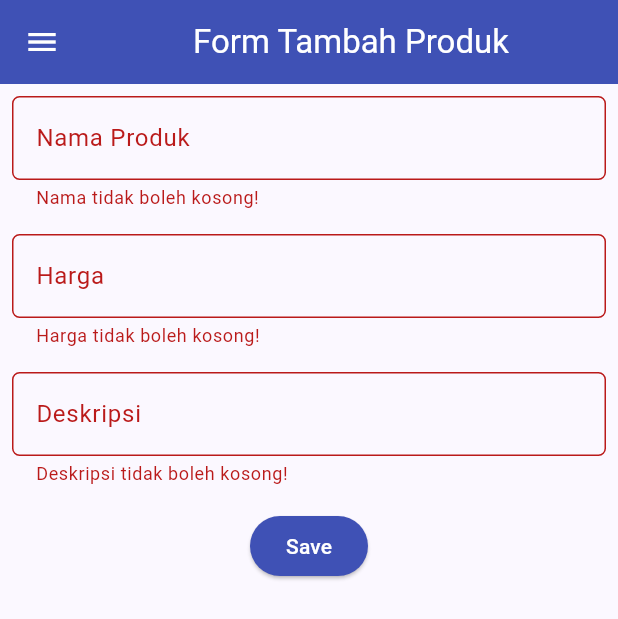
After one commit to Rasheev/shopping-list-mobile, a Flutter app: the ShopFormPage screen opened directly, after a tap on "Save", on a phone screen of 412 x 824 dp. The commit adds this screen. Shown: the top 619 px of the screen. Run offline on Flutter 3.47's test engine with Material 2 defaults, Android fonts, the phone set to English and light mode, and no system bars.

Commit message:
Selesai mengerjakan Tutorial 7

```diff
--- a/lib/main.dart
+++ b/lib/main.dart
@@ -1,5 +1,5 @@
 import 'package:flutter/material.dart';
-import 'package:shopping_list/menu.dart';
+import 'package:shopping_list/screens/menu.dart';
 
 void main() {
   runApp(const MyApp());
--- a/lib/menu.dart
+++ b/lib/screens/menu.dart
@@ -1,4 +1,7 @@
 import 'package:flutter/material.dart';
+import 'package:shopping_list/screens/shoplist_form.dart';
+import 'package:shopping_list/widgets/left_drawer.dart';
+import 'package:shopping_list/widgets/shop_card.dart';
 
 class MyHomePage extends StatelessWidget {
   MyHomePage({Key? key}) : super(key: key);
@@ -24,7 +27,10 @@ class MyHomePage extends StatelessWidget {
         title: const Text(
           'Shopping List',
         ),
+        backgroundColor: Colors.indigo,
+        foregroundColor: Colors.white,
       ),
+      drawer: const LeftDrawer(),
       body: SingleChildScrollView(
         // Widget wrapper yang dapat discroll
         child: Padding(
@@ -66,13 +72,6 @@ class MyHomePage extends StatelessWidget {
   }
 }
 
-class ShopItem {
-  final String name;
-  final IconData icon;
-
-  ShopItem(this.name, this.icon);
-}
-
 class ShopCard extends StatelessWidget {
   final ShopItem item;
 
@@ -90,6 +89,16 @@ class ShopCard extends StatelessWidget {
             ..hideCurrentSnackBar()
             ..showSnackBar(SnackBar(
                 content: Text("Kamu telah menekan tombol ${item.name}!")));
+
+
+          // Navigate ke route yang sesuai (tergantung jenis tombol)
+          if (item.name == "Tambah Produk") {
+            Navigator.push(
+              context,
+              MaterialPageRoute(builder: (context) => const ShopFormPage())
+            );
+          }
+
         },
         child: Container(
           // Container untuk menyimpan Icon dan Text
--- /dev/null
+++ b/lib/screens/shoplist_form.dart
@@ -0,0 +1,162 @@
+import 'package:flutter/material.dart';
+import 'package:shopping_list/widgets/left_drawer.dart';
+
+class ShopFormPage extends StatefulWidget {
+    const ShopFormPage({super.key});
+
+    @override
+    State<ShopFormPage> createState() => _ShopFormPageState();
+}
+
+class _ShopFormPageState extends State<ShopFormPage> {
+  final _formKey = GlobalKey<FormState>();
+  String _name = "";
+  int _price = 0;
+  String _description = "";
+
+  @override
+  Widget build(BuildContext context) {
+    return Scaffold(
+        appBar: AppBar(
+        title: const Center(
+          child: Text(
+            'Form Tambah Produk',
+          ),
+        ),
+        backgroundColor: Colors.indigo,
+        foregroundColor: Colors.white,
+      ),
+      drawer: const LeftDrawer(),
+      body: Form(
+        key: _formKey,
+        child: SingleChildScrollView(
+          child: Column(
+            crossAxisAlignment: CrossAxisAlignment.start,
+            children: [
+              Padding(
+                padding: const EdgeInsets.all(8.0),
+                child: TextFormField(
+                  decoration: InputDecoration(
+                    hintText: "Nama Produk",
+                    labelText: "Nama Produk",
+                    border: OutlineInputBorder(
+                      borderRadius: BorderRadius.circular(5.0),
+                    ),
+                  ),
+                  onChanged: (String? value) {
+                    setState(() {
+                      _name = value!;
+                    });
+                  },
+                  validator: (String? value){
+                    if (value == null || value.isEmpty){
+                      return "Nama tidak boleh kosong!";
+                    }
+                    return null;
+                  },
+                ),
+              ),
+              Padding(
+                padding: const EdgeInsets.all(8.0),
+                child: TextFormField(
+                  decoration: InputDecoration(
+                    hintText: "Harga",
+                    labelText: "Harga",
+                    border: OutlineInputBorder(
+                      borderRadius: BorderRadius.circular(5.0),
+                    ),
+                  ),
+                  onChanged: (String? value) {
+                    setState(() {
+                      _price = int.parse(value!);
+                    });
+                  },
+                  validator: (String? value) {
+                    if (value == null || value.isEmpty) {
+                      return "Harga tidak boleh kosong!";
+                    }
+                    if (int.tryParse(value) == null) {
+                      return "Harga harus berupa angka!";
+                    }
+                    return null;
+                  },
+                ),
+              ),
+              Padding(
+                padding: const EdgeInsets.all(8.0),
+                child: TextFormField(
+                  decoration: InputDecoration(
+                    hintText: "Deskripsi",
+                    labelText: "Deskripsi",
+                    border: OutlineInputBorder(
+                      borderRadius: BorderRadius.circular(5.0),
+                    ),
+                  ),
+                  onChanged: (String? value) {
+                    setState(() {
+                      _description = value!;
+                    });
+                  },
+                  validator: (String? value) {
+                    if (value == null || value.isEmpty) {
+                      return "Deskripsi tidak boleh kosong!";
+                    }
+                    return null;
+                  },
+                ),
+              ),
+              Align(
+                alignment: Alignment.bottomCenter,
+                child: Padding(
+                  padding: const EdgeInsets.all(8.0),
+                  child: ElevatedButton(
+                    style: ButtonStyle(
+                      backgroundColor:
+                          MaterialStateProperty.all(Colors.indigo),
+                    ),
+                    onPressed: () {
+                      if (_formKey.currentState!.validate()) {
+                        showDialog(
+                          context: context,
+                          builder: (context) {
+                            return AlertDialog(
+                              title: const Text('Produk berhasil tersimpan'),
+                              content: SingleChildScrollView(
+                                child: Column(
+                                  crossAxisAlignment:
+                                      CrossAxisAlignment.start,
+                                  children: [
+                                    Text('Nama: $_name'),
+                                    Text('Harga: $_price'),
+                                    Text('Deskripsi: $_description'),
+                                  ],
+                                ),
+                              ),
+                              actions: [
+                                TextButton(
+                                  child: const Text('OK'),
+                                  onPressed: () {
+                                    Navigator.pop(context);
+                                  },
+                                )
+                              ],
+                            );
+                          }
+                        );
+                        _formKey.currentState!.reset();
+                      }
+                    },
+                    child: const Text(
+                      "Save",
+                      style: TextStyle(color: Colors.white),
+                    ),
+                  ),
+                ),
+              ),
+            ],
+          ),
+        ),
+      ),
+    );
+  }
+}
--- /dev/null
+++ b/lib/widgets/left_drawer.dart
@@ -0,0 +1,68 @@
+import 'package:flutter/material.dart';
+import 'package:shopping_list/screens/menu.dart';
+import 'package:shopping_list/screens/shoplist_form.dart';
+
+
+class LeftDrawer extends StatelessWidget {
+  const LeftDrawer({super.key});
+
+  @override
+  Widget build(BuildContext context) {
+    return Drawer(
+      child: ListView(
+        children: [
+          const DrawerHeader(
+            decoration: BoxDecoration(
+              color: Colors.indigo,
+            ),
+            child: Column(
+              children: [
+                Text(
+                  'Shopping List',
+                  textAlign: TextAlign.center,
+                  style: TextStyle(
+                    fontSize: 30,
+                    fontWeight: FontWeight.bold,
+                    color: Colors.white,
+                  ),
+                ),
+                Padding(padding: EdgeInsets.all(10)),
+                Text("Catat seluruh keperluan belanjamu di sini!",
+                    style: TextStyle(
+                      fontSize: 30,
+                      fontWeight: FontWeight.bold,
+                      color: Color.fromARGB(255, 34, 92, 139),
+                    ),
+                  ),
+              ],
+            ),
+          ),
+          ListTile(
+            leading: const Icon(Icons.home_outlined),
+            title: const Text('Halaman Utama'),
+            // Bagian redirection ke MyHomePage
+            onTap: () {
+              Navigator.pushReplacement(
+                  context,
+                  MaterialPageRoute(
+                    builder: (context) => MyHomePage(),
+                  ));
+            },
+          ),
+          ListTile(
+            leading: const Icon(Icons.add_shopping_cart),
+            title: const Text('Tambah Produk'),
+            // Bagian redirection ke ShopFormPage
+            onTap: () {
+              Navigator.pushReplacement(
+                  context,
+                  MaterialPageRoute(
+                    builder: (context) => ShopFormPage(),
+                  ));
+            },
+          ),
+        ],
+      ),
+    );
+  }
+}
--- /dev/null
+++ b/lib/widgets/shop_card.dart
@@ -0,0 +1,9 @@
+import 'package:shopping_list/screens/shoplist_form.dart';
+import 'package:flutter/material.dart';
+
+class ShopItem {
+  final String name;
+  final IconData icon;
+
+  ShopItem(this.name, this.icon);
+}
```
